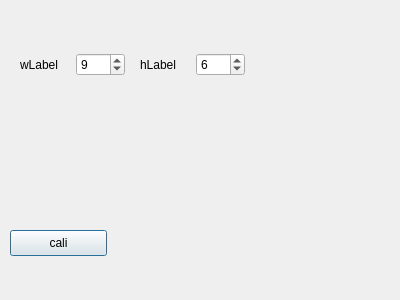
Before: the Qt Designer form peace_love_and_linux/calibration/operationcalibration.ui in OATOMO/peace_love_and_linux, drawn with Qt 5.
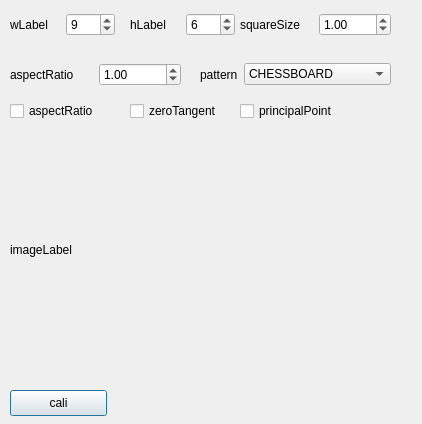
After: the same form once the commit is applied.

Diff of the .ui file:
```diff
--- a/peace_love_and_linux/calibration/operationcalibration.ui
+++ b/peace_love_and_linux/calibration/operationcalibration.ui
@@ -6,8 +6,8 @@
    <rect>
     <x>0</x>
     <y>0</y>
-    <width>400</width>
-    <height>300</height>
+    <width>422</width>
+    <height>424</height>
    </rect>
   </property>
   <property name="windowTitle">
@@ -16,8 +16,8 @@
   <widget class="QWidget" name="layoutWidget">
    <property name="geometry">
     <rect>
-     <x>140</x>
-     <y>50</y>
+     <x>130</x>
+     <y>10</y>
      <width>105</width>
      <height>29</height>
     </rect>
@@ -42,8 +42,8 @@
   <widget class="QWidget" name="layoutWidget">
    <property name="geometry">
     <rect>
-     <x>20</x>
-     <y>50</y>
+     <x>10</x>
+     <y>10</y>
      <width>105</width>
      <height>29</height>
     </rect>
@@ -69,7 +69,7 @@
    <property name="geometry">
     <rect>
      <x>10</x>
-     <y>230</y>
+     <y>390</y>
      <width>97</width>
      <height>26</height>
     </rect>
@@ -78,6 +78,148 @@
     <string>cali</string>
    </property>
   </widget>
+  <widget class="QLabel" name="imageLabel">
+   <property name="geometry">
+    <rect>
+     <x>10</x>
+     <y>130</y>
+     <width>320</width>
+     <height>240</height>
+    </rect>
+   </property>
+   <property name="text">
+    <string>imageLabel</string>
+   </property>
+  </widget>
+  <widget class="QWidget" name="layoutWidget">
+   <property name="geometry">
+    <rect>
+     <x>240</x>
+     <y>10</y>
+     <width>151</width>
+     <height>29</height>
+    </rect>
+   </property>
+   <layout class="QHBoxLayout" name="horizontalLayout_3">
+    <item>
+     <widget class="QLabel" name="label">
+      <property name="text">
+       <string>squareSize</string>
+      </property>
+     </widget>
+    </item>
+    <item>
+     <widget class="QDoubleSpinBox" name="squareSizeSpinBox">
+      <property name="value">
+       <double>1.000000000000000</double>
+      </property>
+     </widget>
+    </item>
+   </layout>
+  </widget>
+  <widget class="QCheckBox" name="aspectRatioCheckBox">
+   <property name="geometry">
+    <rect>
+     <x>10</x>
+     <y>100</y>
+     <width>111</width>
+     <height>22</height>
+    </rect>
+   </property>
+   <property name="text">
+    <string>aspectRatio</string>
+   </property>
+  </widget>
+  <widget class="QCheckBox" name="zeroTangentCheckBox">
+   <property name="geometry">
+    <rect>
+     <x>130</x>
+     <y>100</y>
+     <width>98</width>
+     <height>22</height>
+    </rect>
+   </property>
+   <property name="text">
+    <string>zeroTangent</string>
+   </property>
+  </widget>
+  <widget class="QCheckBox" name="principalPointCheckBox">
+   <property name="geometry">
+    <rect>
+     <x>240</x>
+     <y>100</y>
+     <width>131</width>
+     <height>22</height>
+    </rect>
+   </property>
+   <property name="text">
+    <string>principalPoint</string>
+   </property>
+  </widget>
+  <widget class="QWidget" name="">
+   <property name="geometry">
+    <rect>
+     <x>10</x>
+     <y>60</y>
+     <width>171</width>
+     <height>29</height>
+    </rect>
+   </property>
+   <layout class="QHBoxLayout" name="horizontalLayout_4">
+    <item>
+     <widget class="QLabel" name="label_2">
+      <property name="text">
+       <string>aspectRatio</string>
+      </property>
+     </widget>
+    </item>
+    <item>
+     <widget class="QDoubleSpinBox" name="aspectRatioSpinBox">
+      <property name="value">
+       <double>1.000000000000000</double>
+      </property>
+     </widget>
+    </item>
+   </layout>
+  </widget>
+  <widget class="QWidget" name="">
+   <property name="geometry">
+    <rect>
+     <x>200</x>
+     <y>60</y>
+     <width>191</width>
+     <height>29</height>
+    </rect>
+   </property>
+   <layout class="QHBoxLayout" name="horizontalLayout_5">
+    <item>
+     <widget class="QLabel" name="label_3">
+      <property name="text">
+       <string>pattern</string>
+      </property>
+     </widget>
+    </item>
+    <item>
+     <widget class="QComboBox" name="patternComboBox">
+      <item>
+       <property name="text">
+        <string>CHESSBOARD</string>
+       </property>
+      </item>
+      <item>
+       <property name="text">
+        <string>CIRCLES_GRID</string>
+       </property>
+      </item>
+      <item>
+       <property name="text">
+        <string>ASYMMETRIC_CIRCLES_GRID</string>
+       </property>
+      </item>
+     </widget>
+    </item>
+   </layout>
+  </widget>
  </widget>
  <resources/>
  <connections/>
```
